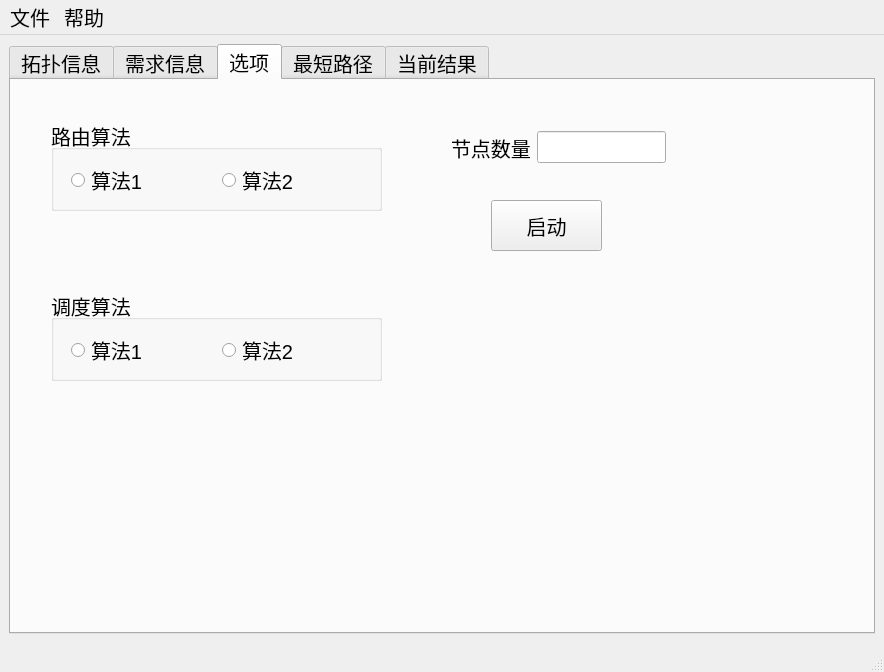
Qt form GUI/qkdsim.ui (shenzuzhenwang/QKDSim) before a commit.
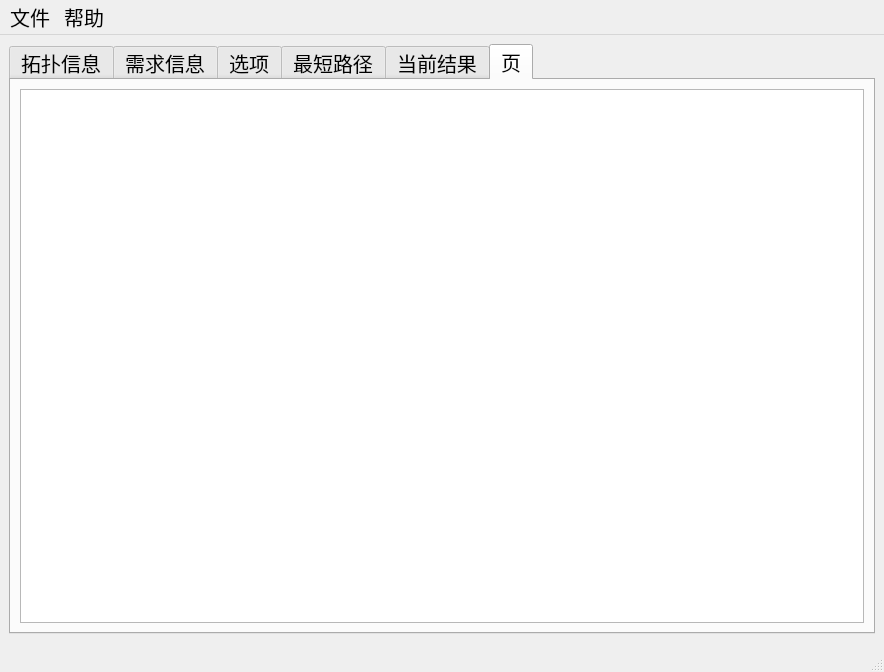
The same form after that commit.

Commit message: add topology show

What changed in the file:
```diff
--- a/GUI/qkdsim.ui
+++ b/GUI/qkdsim.ui
@@ -28,7 +28,7 @@
        </font>
       </property>
       <property name="currentIndex">
-       <number>2</number>
+       <number>5</number>
       </property>
       <widget class="QWidget" name="tab">
        <attribute name="title">
@@ -247,6 +247,16 @@
         </item>
        </layout>
       </widget>
+      <widget class="QWidget" name="tab_6">
+       <attribute name="title">
+        <string>页</string>
+       </attribute>
+       <layout class="QFormLayout" name="formLayout_5">
+        <item row="0" column="0" colspan="2">
+         <widget class="QGraphicsView" name="graph_node"/>
+        </item>
+       </layout>
+      </widget>
      </widget>
     </item>
    </layout>
```
The commit also changes 2 other files.
